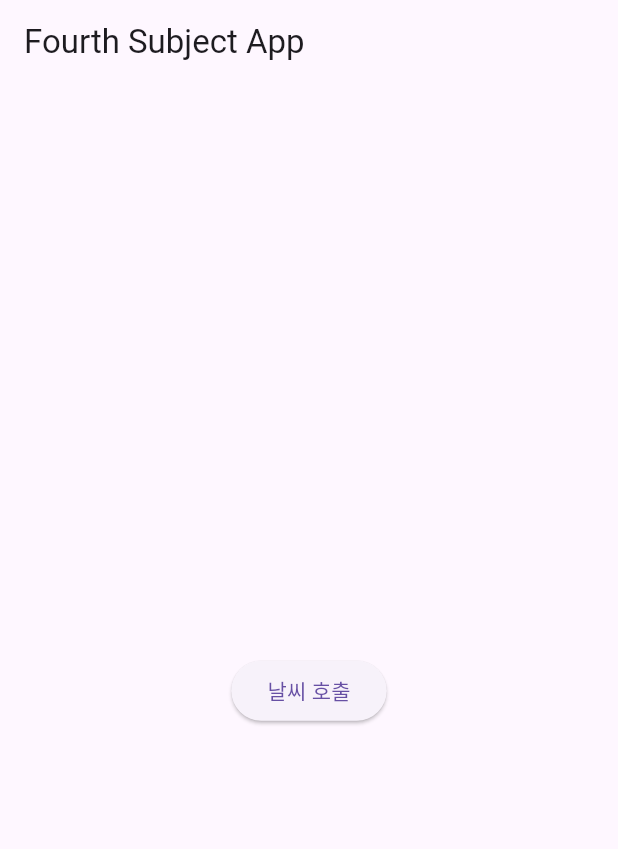
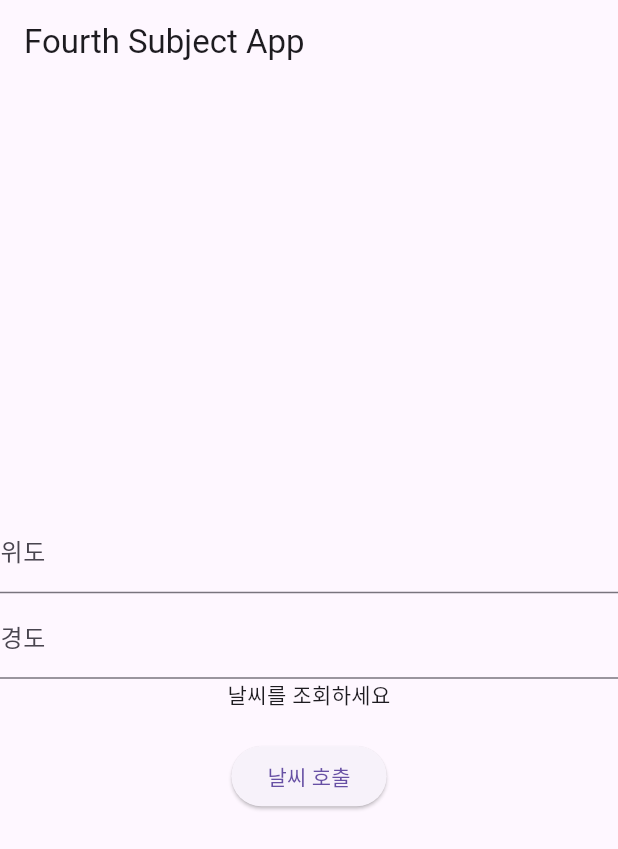
Before and after one commit to olleh365/fourth-subject, a Flutter app: the screen it shows after launch, on a phone screen of 412 x 824 dp. Shown: the top 849 px of the screen. Run offline on Flutter 3.47's test engine with Material 3 defaults, Android fonts, the phone set to English and light mode, and no system bars; our stand-ins replace dio.

```diff
--- a/fourth_sub/lib/main.dart
+++ b/fourth_sub/lib/main.dart
@@ -1,5 +1,6 @@
 import 'package:flutter/material.dart';
 import 'package:dio/dio.dart';
+import 'weather_model.dart';
 
 
 void main() {
@@ -24,21 +25,34 @@ class WeatherScreen extends StatefulWidget {
 }
 
 class WeatherScreenState extends State<WeatherScreen> {
-  String weatherData = '';
+  WeatherModel? weatherData;
   bool isLoading = false;
   final _dio = Dio();
+  final TextEditingController _latController = TextEditingController();
+  final TextEditingController _lonController = TextEditingController();
+
 
   void fetchWeather() async {
     setState(() {
       isLoading = true;
     });
     try {
-      var response = await _dio.get('https://api.openweathermap.org/data/2.5/weather?lat=37.5511543&lon=126.9727751&appid=fe8f9cb8d0946ab928eea3124790e656');
+      var response = await _dio.request(
+        'https://api.openweathermap.org/data/2.5/weather',
+        queryParameters: {
+          'lat': _latController.text,
+          'lon': _lonController.text,
+          'appid': 'fe8f9cb8d0946ab928eea3124790e656',
+          'options': Options(method: 'GET'),
 
-      weatherData = response.data.toString();
+        },);
+
+      setState(() {
+        weatherData = WeatherModel.fromJson(response.data);
+      });
     } catch (e) {
       setState(() {
-        weatherData = '예외 발생: $e';
+        weatherData = null;
       });
     } finally {
       setState(() {
@@ -57,10 +71,35 @@ class WeatherScreenState extends State<WeatherScreen> {
         child: Column(
           mainAxisAlignment: MainAxisAlignment.center,
           children: <Widget>[
+            TextFormField(
+              controller: _latController,
+              decoration: const InputDecoration(
+                labelText: '위도',
+                hintText: '위도를 입력하시오',
+              ),
+              keyboardType: TextInputType.number,
+            ),
+            TextFormField(
+              controller: _lonController,
+              decoration: const InputDecoration(
+                labelText: '경도',
+                hintText: '경도를 입력하시오',
+              ),
+              keyboardType: TextInputType.number,
+            ),
             if(isLoading)
               const CircularProgressIndicator()
+            else if(weatherData != null)
+              Column(
+                children: [
+                  Text('도시: ${weatherData!.cityName}'),
+                  Text('날씨: ${weatherData!.main}'),
+                  Text('상세 설명: ${weatherData!.description}'),
+                  Text('온도: ${weatherData!.temp.toStringAsFixed(1)}°C'),
+                ],
+              )
             else
-              Text(weatherData),
+              const Text('날씨를 조회하세요'),
             const SizedBox(height: 20),
             ElevatedButton(
               onPressed: fetchWeather,
--- /dev/null
+++ b/fourth_sub/lib/weather_model.dart
@@ -0,0 +1,22 @@
+class WeatherModel {
+  final String main;
+  final String description;
+  final double temp;
+  final String cityName;
+
+  WeatherModel({
+    required this.main,
+    required this.description,
+    required this.temp,
+    required this.cityName,
+  });
+
+  factory WeatherModel.fromJson(Map<String, dynamic> json) {
+    return WeatherModel(
+      main: json['weather'][0]['main'],
+      description: json['weather'][0]['description'],
+      temp: json['main']['temp'].toDouble(),
+      cityName: json['name'],
+    );
+  }
+}
```
